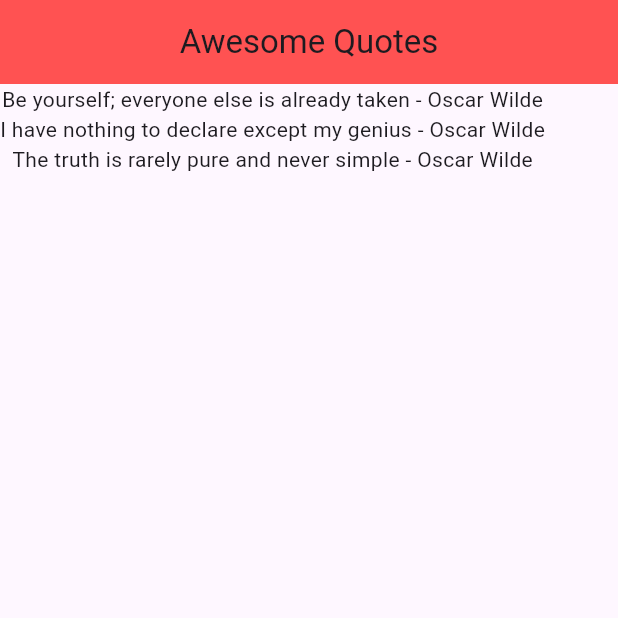
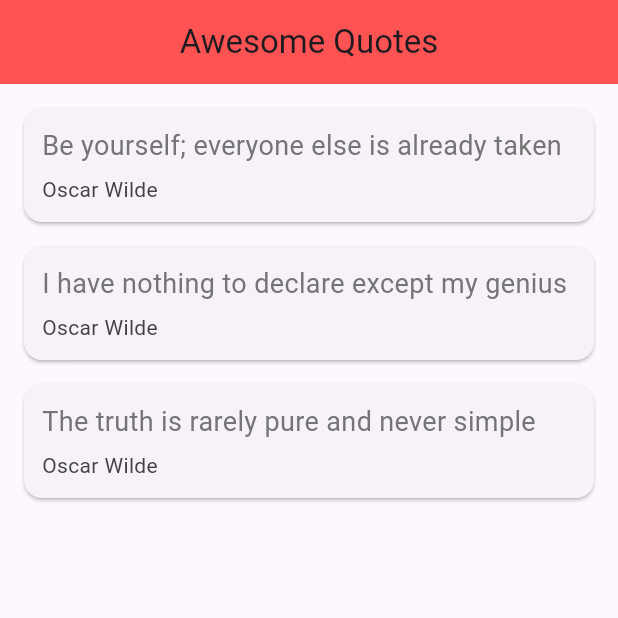
Before and after one commit to doducduy20127477/myflutterapp, a Flutter app: the screen it shows after launch, on a phone screen of 412 x 824 dp, the top half of it. Run offline on Flutter 3.47's test engine with Material 3 defaults, Android fonts, the phone set to English and light mode, and no system bars.

Commit message:
feat: add Card template

```diff
--- a/lib/main.dart
+++ b/lib/main.dart
@@ -22,6 +22,35 @@ class _HomeState extends State<Home> {
     Quote(author: 'Oscar Wilde', text: 'The truth is rarely pure and never simple')
   ];
 
+  Widget quoteTemplate(quote) {
+    return Card(
+      margin: EdgeInsets.fromLTRB(16.0, 16.0, 16.0, 0),
+      child: Padding(
+        padding: const EdgeInsets.all(12.0),
+        child: Column(
+          crossAxisAlignment: CrossAxisAlignment.stretch,
+          children: [
+            Text(
+              quote.text,
+              style: TextStyle(
+                fontSize: 18.0,
+                color: Colors.grey[600]
+              ),
+            ),
+            SizedBox(height: 6.0),
+            Text(
+              quote.author,
+              style: TextStyle(
+                  fontSize: 14.0,
+                  color: Colors.grey[800]
+              ),
+            ),
+          ],
+        ),
+      ),
+    );
+  }
+
   @override
   Widget build(BuildContext context) {
     return Scaffold(
@@ -32,7 +61,7 @@ class _HomeState extends State<Home> {
       ),
 
       body: Column(
-        children: quotes.map((quote) => Text('${quote.text} - ${quote.author}')).toList(),
+        children: quotes.map((quote) => quoteTemplate(quote)).toList(),
       ),
 
     );
```
